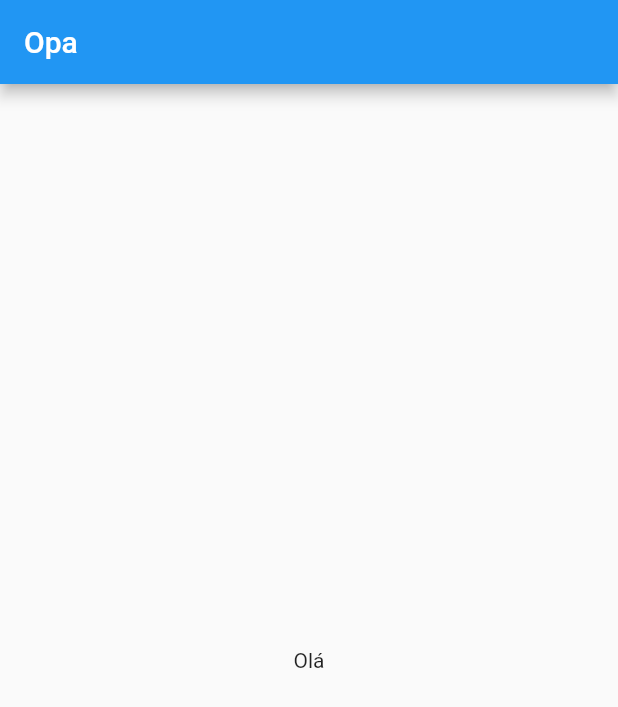
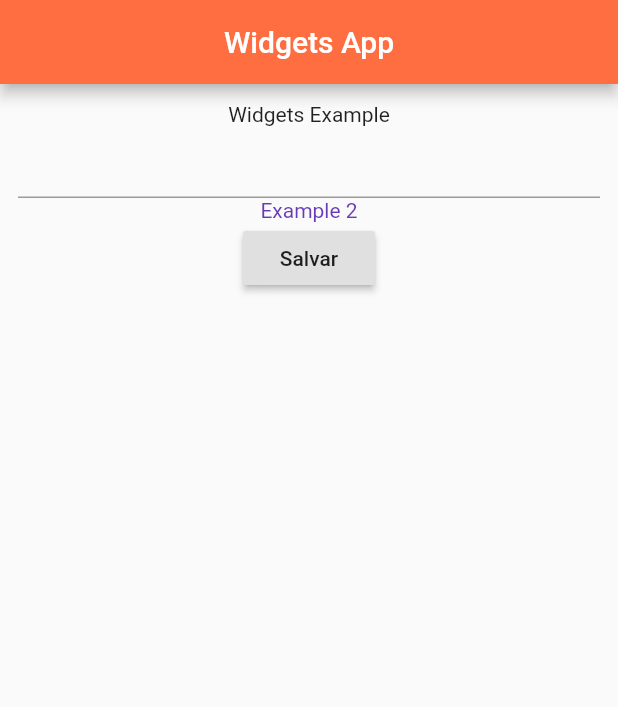
Before and after one commit to eduardotecnologo/CloneMLFlutter, a Flutter app: the screen it shows after launch, on a phone screen of 412 x 824 dp. Shown: the top 707 px of the screen. Run offline on Flutter 3.47's test engine with Material 2 defaults, Android fonts, the phone set to English and light mode, and no system bars.

Commit message:
Widgets Example

```diff
--- a/my_app/lib/main.dart
+++ b/my_app/lib/main.dart
@@ -1,23 +1,37 @@
 import 'package:flutter/material.dart';
 
-void main() => runApp(MyApp());
+void main() => runApp(WidgetsApp());
 
-class MyApp extends StatelessWidget
-{
+class WidgetsApp extends StatelessWidget {
   @override
-  Widget build(BuildContext context)
-  {
+  Widget build(BuildContext context) {
     return MaterialApp(
-      title: 'My App',
+      title: 'Widgets App',
       home: Scaffold(
         appBar: AppBar(
-          title: Text('Opa'),
+          title: Text('Widgets App'),
+          centerTitle: true,
+          backgroundColor: Colors.deepOrangeAccent,
         ),
-        body: Center(
-          child:Text('Olá'),
+        body: Padding(
+          padding: EdgeInsets.all(12.0),
+          // child: Text('Widgets App')
+          child: Column(
+            children: <Widget>[
+              Text('Widgets Example'),
+              TextField(),
+              Text(
+                'Example 2',
+                style: TextStyle(color: Colors.deepPurple),
+              ),
+              RaisedButton(
+                onPressed:(){},
+                child: Text('Salvar'),
+              )
+            ],
+          ),
         ),
       ),
-
     );
   }
 }
```
